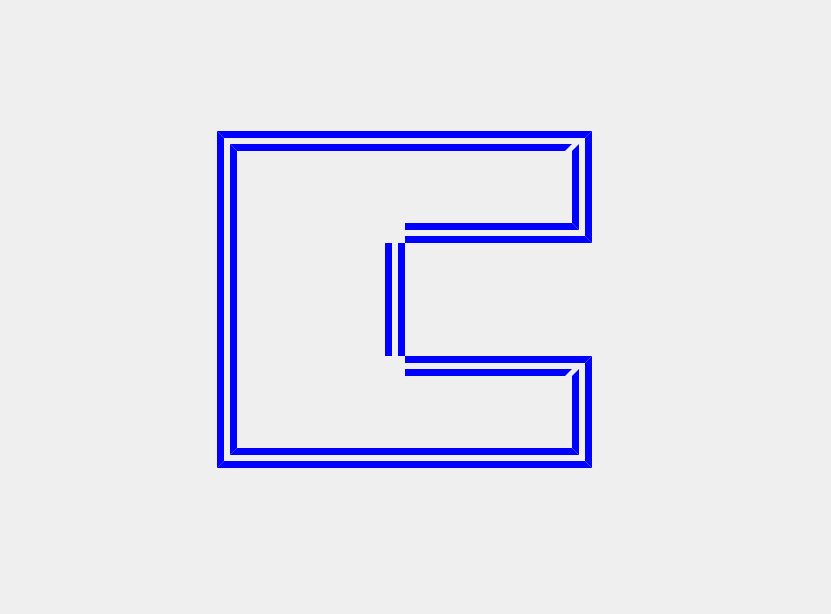
adacienciala/Reinforcement_Learning, file QTminiPacman/MainWindow.ui: the form before one commit.
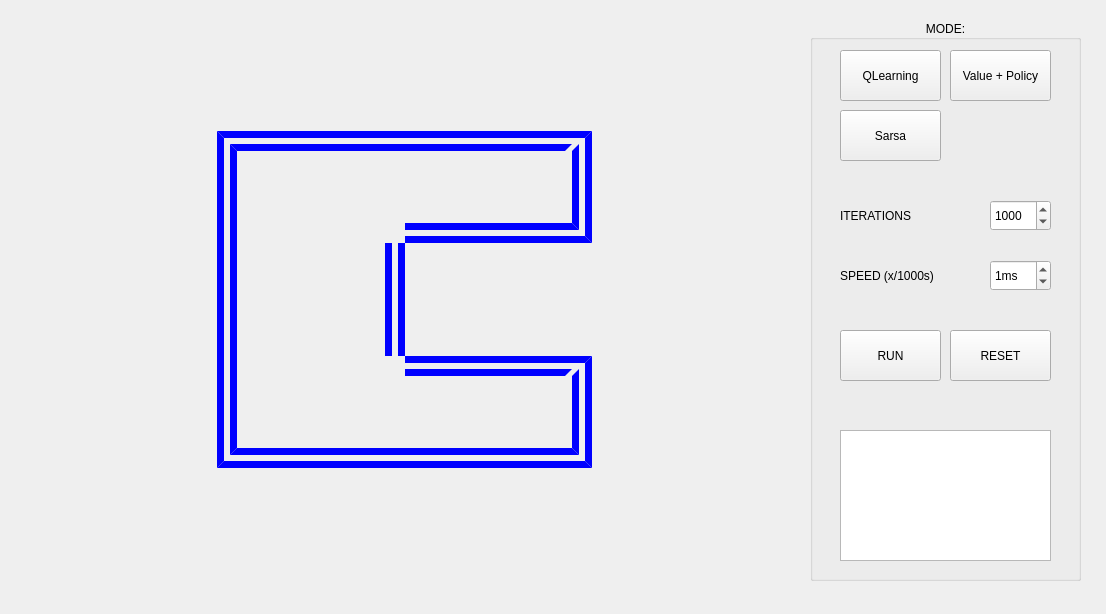
The form after the commit.

Commit message: Update QTminiPacman | +Sarsa ⟳GUI

The edit to the form file:
```diff
--- a/QTminiPacman/MainWindow.ui
+++ b/QTminiPacman/MainWindow.ui
@@ -6,7 +6,7 @@
    <rect>
     <x>0</x>
     <y>0</y>
-    <width>831</width>
+    <width>1106</width>
     <height>614</height>
    </rect>
   </property>
@@ -517,6 +517,263 @@
      </item>
     </layout>
    </widget>
+   <widget class="QGroupBox" name="Options">
+    <property name="enabled">
+     <bool>true</bool>
+    </property>
+    <property name="geometry">
+     <rect>
+      <x>810</x>
+      <y>20</y>
+      <width>271</width>
+      <height>561</height>
+     </rect>
+    </property>
+    <property name="acceptDrops">
+     <bool>false</bool>
+    </property>
+    <property name="title">
+     <string>MODE:</string>
+    </property>
+    <property name="alignment">
+     <set>Qt::AlignCenter</set>
+    </property>
+    <property name="flat">
+     <bool>false</bool>
+    </property>
+    <property name="checkable">
+     <bool>false</bool>
+    </property>
+    <widget class="QLabel" name="ItLabel">
+     <property name="geometry">
+      <rect>
+       <x>30</x>
+       <y>180</y>
+       <width>141</width>
+       <height>31</height>
+      </rect>
+     </property>
+     <property name="frameShape">
+      <enum>QFrame::NoFrame</enum>
+     </property>
+     <property name="frameShadow">
+      <enum>QFrame::Plain</enum>
+     </property>
+     <property name="text">
+      <string>ITERATIONS</string>
+     </property>
+    </widget>
+    <widget class="QPushButton" name="QLButton">
+     <property name="geometry">
+      <rect>
+       <x>30</x>
+       <y>30</y>
+       <width>101</width>
+       <height>51</height>
+      </rect>
+     </property>
+     <property name="sizePolicy">
+      <sizepolicy hsizetype="Minimum" vsizetype="Fixed">
+       <horstretch>0</horstretch>
+       <verstretch>0</verstretch>
+      </sizepolicy>
+     </property>
+     <property name="autoFillBackground">
+      <bool>false</bool>
+     </property>
+     <property name="text">
+      <string>QLearning</string>
+     </property>
+     <property name="checkable">
+      <bool>true</bool>
+     </property>
+    </widget>
+    <widget class="QPushButton" name="VPButton">
+     <property name="geometry">
+      <rect>
+       <x>140</x>
+       <y>30</y>
+       <width>101</width>
+       <height>51</height>
+      </rect>
+     </property>
+     <property name="sizePolicy">
+      <sizepolicy hsizetype="Minimum" vsizetype="Fixed">
+       <horstretch>0</horstretch>
+       <verstretch>0</verstretch>
+      </sizepolicy>
+     </property>
+     <property name="text">
+      <string>Value + Policy</string>
+     </property>
+     <property name="checkable">
+      <bool>true</bool>
+     </property>
+     <property name="checked">
+      <bool>false</bool>
+     </property>
+     <property name="autoRepeat">
+      <bool>false</bool>
+     </property>
+    </widget>
+    <widget class="QPushButton" name="SarsaButton">
+     <property name="geometry">
+      <rect>
+       <x>30</x>
+       <y>90</y>
+       <width>101</width>
+       <height>51</height>
+      </rect>
+     </property>
+     <property name="text">
+      <string>Sarsa</string>
+     </property>
+     <property name="checkable">
+      <bool>true</bool>
+     </property>
+     <property name="autoDefault">
+      <bool>false</bool>
+     </property>
+     <property name="default">
+      <bool>false</bool>
+     </property>
+     <property name="flat">
+      <bool>false</bool>
+     </property>
+    </widget>
+    <widget class="QSpinBox" name="ItSpinBox">
+     <property name="geometry">
+      <rect>
+       <x>180</x>
+       <y>180</y>
+       <width>61</width>
+       <height>31</height>
+      </rect>
+     </property>
+     <property name="maximum">
+      <number>25000</number>
+     </property>
+     <property name="value">
+      <number>1000</number>
+     </property>
+    </widget>
+    <widget class="QLabel" name="SpeeedLabel">
+     <property name="geometry">
+      <rect>
+       <x>30</x>
+       <y>240</y>
+       <width>141</width>
+       <height>31</height>
+      </rect>
+     </property>
+     <property name="frameShape">
+      <enum>QFrame::NoFrame</enum>
+     </property>
+     <property name="frameShadow">
+      <enum>QFrame::Plain</enum>
+     </property>
+     <property name="text">
+      <string>SPEED (x/1000s)</string>
+     </property>
+    </widget>
+    <widget class="QSpinBox" name="SpeedSpinBox">
+     <property name="geometry">
+      <rect>
+       <x>180</x>
+       <y>240</y>
+       <width>61</width>
+       <height>31</height>
+      </rect>
+     </property>
+     <property name="suffix">
+      <string>ms</string>
+     </property>
+     <property name="prefix">
+      <string/>
+     </property>
+     <property name="minimum">
+      <number>0</number>
+     </property>
+     <property name="maximum">
+      <number>10000</number>
+     </property>
+     <property name="singleStep">
+      <number>50</number>
+     </property>
+     <property name="stepType">
+      <enum>QAbstractSpinBox::DefaultStepType</enum>
+     </property>
+     <property name="value">
+      <number>1</number>
+     </property>
+     <property name="displayIntegerBase">
+      <number>10</number>
+     </property>
+    </widget>
+    <widget class="QPushButton" name="RunButton">
+     <property name="geometry">
+      <rect>
+       <x>30</x>
+       <y>310</y>
+       <width>101</width>
+       <height>51</height>
+      </rect>
+     </property>
+     <property name="text">
+      <string>RUN</string>
+     </property>
+     <property name="checkable">
+      <bool>true</bool>
+     </property>
+     <property name="autoDefault">
+      <bool>false</bool>
+     </property>
+     <property name="default">
+      <bool>false</bool>
+     </property>
+     <property name="flat">
+      <bool>false</bool>
+     </property>
+    </widget>
+    <widget class="QPushButton" name="ResetButton">
+     <property name="geometry">
+      <rect>
+       <x>140</x>
+       <y>310</y>
+       <width>101</width>
+       <height>51</height>
+      </rect>
+     </property>
+     <property name="text">
+      <string>RESET</string>
+     </property>
+     <property name="checkable">
+      <bool>false</bool>
+     </property>
+     <property name="checked">
+      <bool>false</bool>
+     </property>
+     <property name="autoDefault">
+      <bool>false</bool>
+     </property>
+     <property name="default">
+      <bool>false</bool>
+     </property>
+     <property name="flat">
+      <bool>false</bool>
+     </property>
+    </widget>
+    <widget class="QTextBrowser" name="textBrowser">
+     <property name="geometry">
+      <rect>
+       <x>30</x>
+       <y>410</y>
+       <width>211</width>
+       <height>131</height>
+      </rect>
+     </property>
+    </widget>
+   </widget>
   </widget>
  </widget>
  <resources/>
```
The commit also changes 6 other files.
